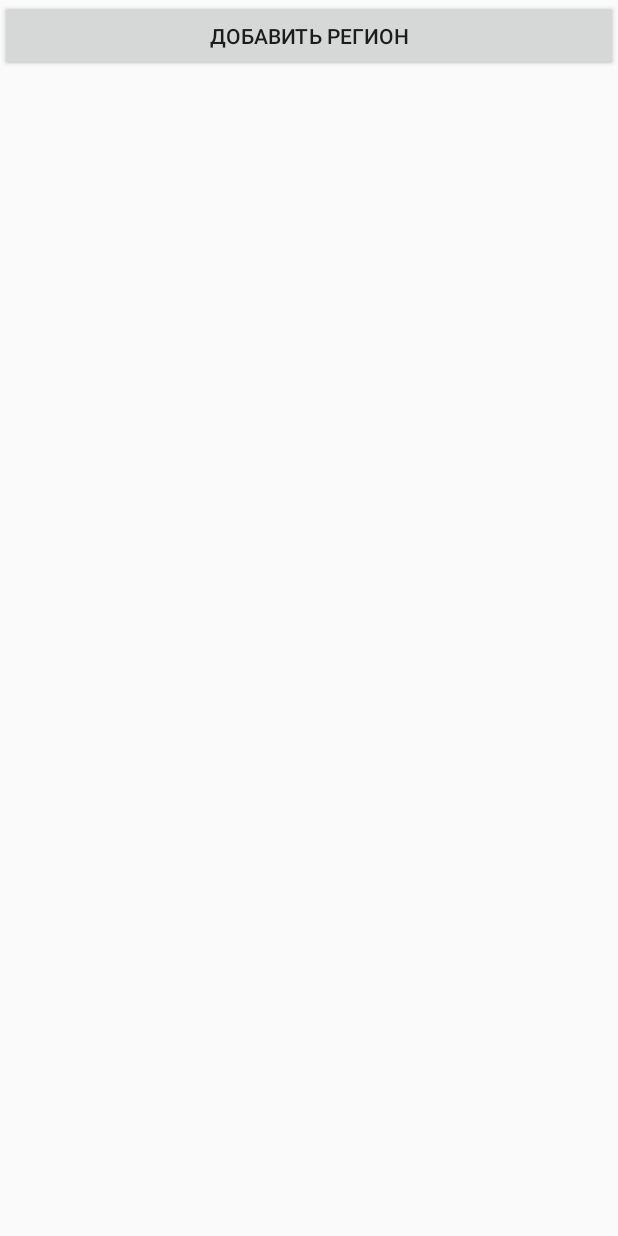
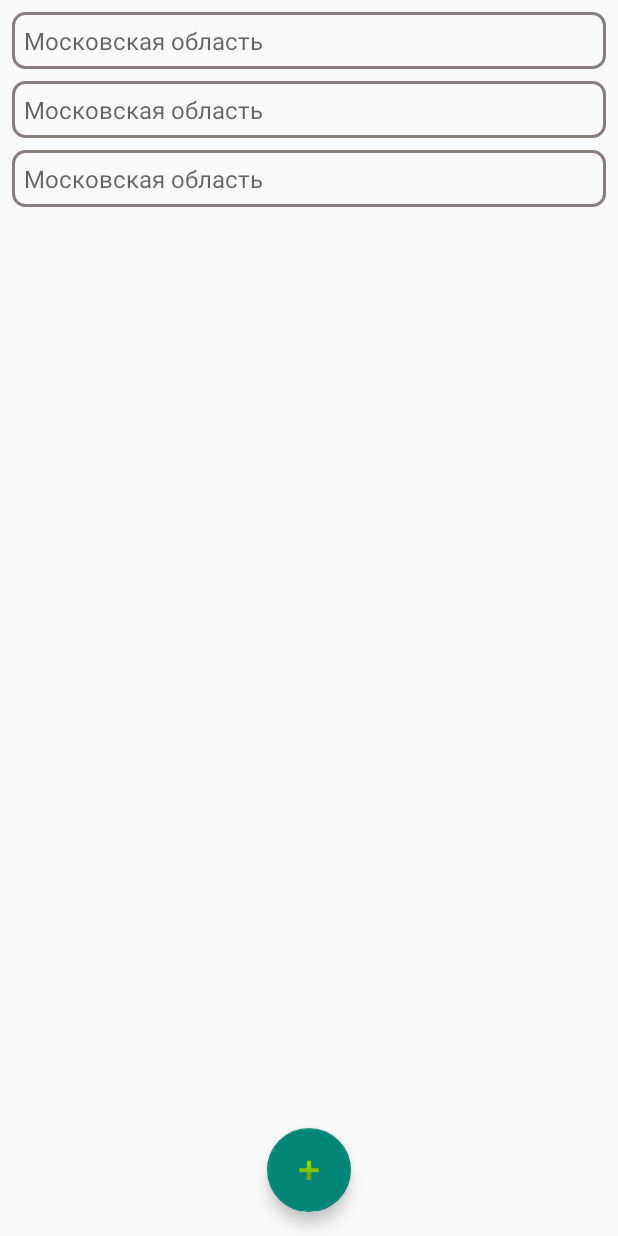
Before and after one commit to Nishtyachok/gorodoki, an Android app: the layout fragment_region.xml on its own in the app's theme, with its tools: preview values and no code run, on a phone screen of 412 x 824 dp. Run offline under Robolectric (Android 15) with nearby library versions, the phone set to English and light mode, and no system bars.

Commit message:
update db (test) + ui_secretary (open) + addRegion - 2 bugs

```diff
--- a/app/src/main/java/ru/nishty/aai_referee/db/secretary/DataBaseHelperSecretary.java
+++ b/app/src/main/java/ru/nishty/aai_referee/db/secretary/DataBaseHelperSecretary.java
@@ -67,7 +67,6 @@ public class DataBaseHelperSecretary extends SQLiteOpenHelper {
         values.put(DataBaseContractSecretary.Competition.COLUMN_PLACE, competitionSecretary.getPlace());
         values.put(DataBaseContractSecretary.Competition.COLUMN_HEADJUDGE, competitionSecretary.getHeadJudge());
         values.put(DataBaseContractSecretary.Competition.COLUMN_HEADSECRETARY, competitionSecretary.getHeadSecretary());
-        db.insert(DataBaseContractSecretary.Competition.TABLE_NAME, null, values);
 
         for (Judge judge : competitionSecretary.getJudges()) {
             ContentValues judgeValues = new ContentValues();
@@ -106,7 +105,6 @@ public class DataBaseHelperSecretary extends SQLiteOpenHelper {
             db.insert(DataBaseContractSecretary.Player.TABLE_NAME, null, playerValues);
         }
         long newRowId = db.insert(DataBaseContractSecretary.Competition.TABLE_NAME, null, values);
-
         if (newRowId == -1) {
             Log.e(DATABASE_NAME, "Ошибка при добавлении соревнования");
         } else {
@@ -237,7 +235,6 @@ public class DataBaseHelperSecretary extends SQLiteOpenHelper {
             ContentValues values = new ContentValues();
             values.put(DataBaseContractSecretary.Region.COLUMN_COMPETITION, competitionUuid.toString());
             values.put(DataBaseContractSecretary.Region.COLUMN_NAME, region.getName());
-            db.insert(DataBaseContractSecretary.Region.TABLE_NAME, null, values);
             newRowId = db.insert(DataBaseContractSecretary.Region.TABLE_NAME, null, values);
 
             if (newRowId == -1) {
--- a/app/src/main/java/ru/nishty/aai_referee/ui/secretary/players_list/player_list/AddPlayerDialogFragment.java
+++ b/app/src/main/java/ru/nishty/aai_referee/ui/secretary/players_list/player_list/AddPlayerDialogFragment.java
@@ -11,7 +11,7 @@ import ru.nishty.aai_referee.entity.secretary.Category;
 import ru.nishty.aai_referee.entity.secretary.Player;
 import ru.nishty.aai_referee.entity.secretary.Region;
 import ru.nishty.aai_referee.ui.secretary.players_list.category_list.CategoriesAdapter;
-import ru.nishty.aai_referee.ui.secretary.players_list.region_list.RegionAdapter;
+import ru.nishty.aai_referee.ui.secretary.players_list.region_list.RegionsAdapter;
 
 import java.util.List;
 
@@ -45,8 +45,8 @@ public class AddPlayerDialogFragment extends DialogFragment {
         CategoriesAdapter categoriesAdapter = new CategoriesAdapter(categories);
         spinnerCategory.setAdapter((SpinnerAdapter) categoriesAdapter);
 
-        RegionAdapter regionAdapter = new RegionAdapter( regions);
-        spinnerRegion.setAdapter((SpinnerAdapter) regionAdapter);
+        RegionsAdapter regionsAdapter = new RegionsAdapter( regions);
+        spinnerRegion.setAdapter((SpinnerAdapter) regionsAdapter);
 
         btnAddPlayer.setOnClickListener(new View.OnClickListener() {
             @Override
--- a/app/src/main/res/layout/dialog_add_region.xml
+++ b/app/src/main/res/layout/dialog_add_region.xml
@@ -11,10 +11,5 @@
 			android:layout_height="wrap_content"
 			android:hint="Название региона" />
 
-	<Button
-			android:id="@+id/btnAddRegion"
-			android:layout_width="match_parent"
-			android:layout_height="wrap_content"
-			android:text="Добавить" />
 
 </LinearLayout>
--- a/app/src/main/res/layout/fragment_region.xml
+++ b/app/src/main/res/layout/fragment_region.xml
@@ -1,20 +1,33 @@
 <?xml version="1.0" encoding="utf-8"?>
-<LinearLayout xmlns:android="http://schemas.android.com/apk/res/android"
-              android:layout_width="match_parent"
-              android:layout_height="match_parent"
-              android:orientation="vertical">
-
-	<Button
-			android:id="@+id/btnAddRegion"
-			android:layout_width="match_parent"
-			android:layout_height="wrap_content"
-			android:text="Добавить регион" />
-
+<androidx.constraintlayout.widget.ConstraintLayout
+		xmlns:android="http://schemas.android.com/apk/res/android"
+		xmlns:app="http://schemas.android.com/apk/res-auto"
+		android:layout_width="match_parent"
+		android:layout_height="match_parent"
+		xmlns:tools="http://schemas.android.com/tools"
+>
 
 	<androidx.recyclerview.widget.RecyclerView
-			android:id="@+id/recyclerView"
+			android:id="@+id/rvRegions"
 			android:layout_width="match_parent"
-			android:layout_height="match_parent" />
+			android:layout_height="match_parent"
+			android:padding="8dp"
+			app:layout_constraintBottom_toBottomOf="parent"
+			app:layout_constraintEnd_toEndOf="parent"
+			app:layout_constraintStart_toStartOf="parent"
+			app:layout_constraintTop_toTopOf="parent"
+			tools:listitem="@layout/region_item"
+	/>
 
+	<com.google.android.material.floatingactionbutton.FloatingActionButton
+			android:id="@+id/fabAddRegion"
+			android:layout_width="wrap_content"
+			android:layout_height="wrap_content"
+			android:layout_gravity="bottom|end"
+			android:layout_marginBottom="16dp"
+			app:layout_constraintBottom_toBottomOf="parent"
+			app:layout_constraintEnd_toEndOf="parent"
+			app:layout_constraintStart_toStartOf="parent"
+			app:srcCompat="@android:drawable/ic_input_add" />
 
-</LinearLayout>
+</androidx.constraintlayout.widget.ConstraintLayout>
--- a/app/src/main/res/layout/region_item.xml
+++ b/app/src/main/res/layout/region_item.xml
@@ -1,15 +1,17 @@
-<?xml version="1.0" encoding="utf-8"?>
 <LinearLayout xmlns:android="http://schemas.android.com/apk/res/android"
               android:layout_width="match_parent"
               android:layout_height="wrap_content"
               android:orientation="vertical"
-              android:padding="16dp">
+              android:background="@drawable/edging"
+              android:padding="8dp"
+              android:layout_marginBottom="8dp">
 
 	<TextView
-			android:id="@+id/textViewName"
-			android:layout_width="wrap_content"
+			android:id="@+id/tvRegionName"
+			android:layout_width="match_parent"
 			android:layout_height="wrap_content"
-			android:textSize="18sp"
-			android:textStyle="bold" />
+			android:hint="Московская область"
+			android:textColor="#000"
+			android:textSize="16sp" />
 
 </LinearLayout>
```
Also changed, not shown: app/src/main/java/ru/nishty/aai_referee/ui/secretary/players_list/region_list/AddRegionDialogFragment.java (deleted, +0 -49 lines), app/src/main/java/ru/nishty/aai_referee/ui/secretary/players_list/region_list/RegionAdapter.java (deleted, +0 -53 lines), app/src/main/java/ru/nishty/aai_referee/ui/secretary/players_list/region_list/RegionFragment.java (+62 -46 lines), app/src/main/java/ru/nishty/aai_referee/ui/secretary/players_list/region_list/RegionsAdapter.java (added, +52 -0 lines).
